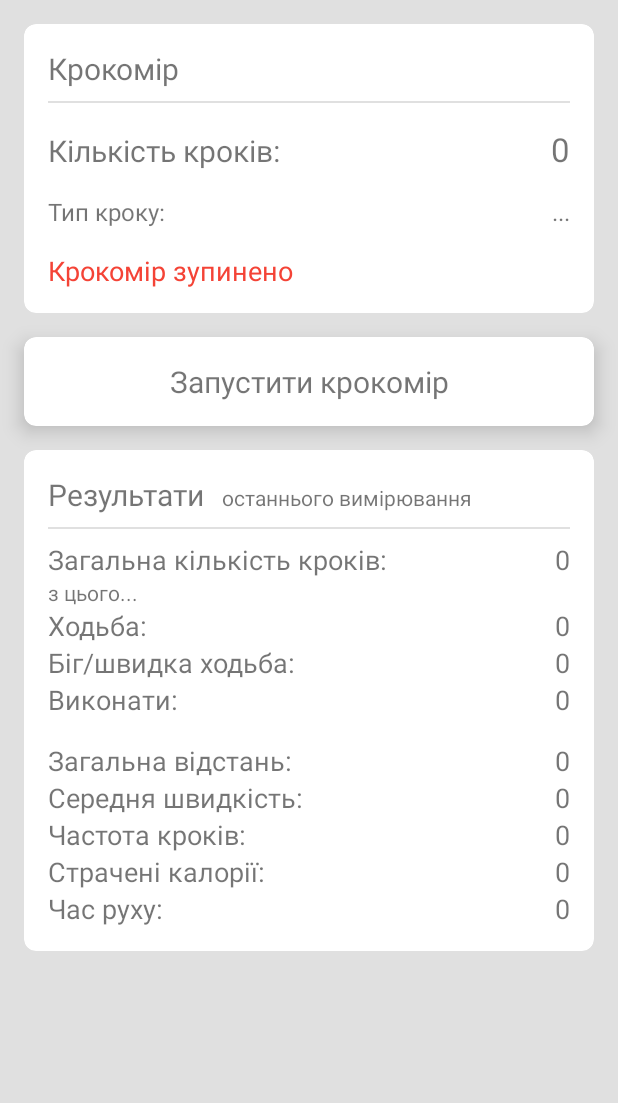
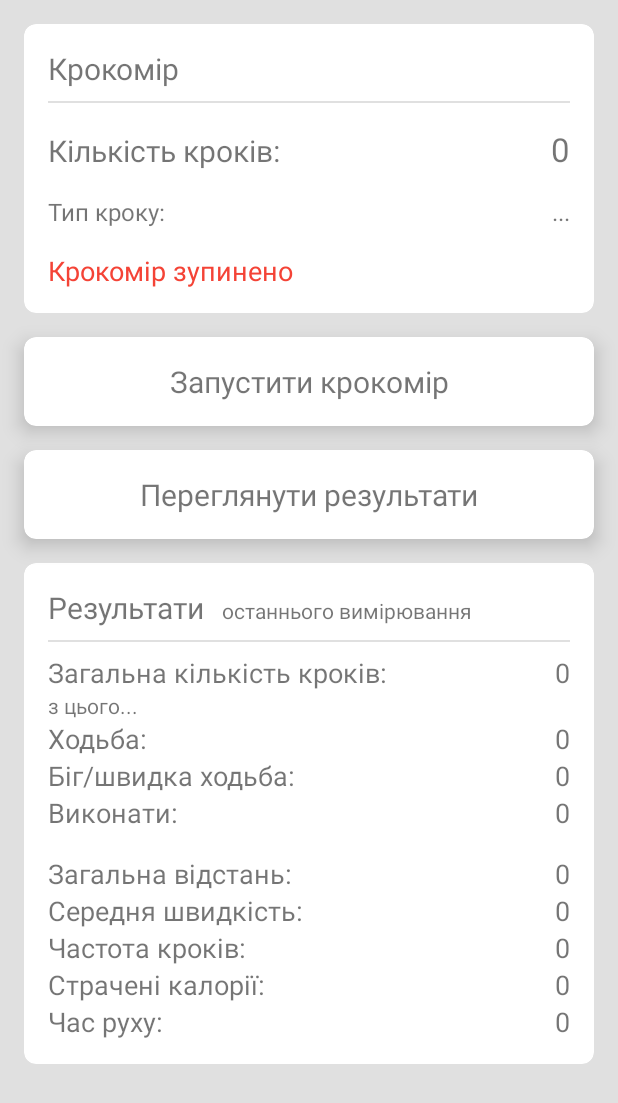
Before and after one commit to Meadowsdxd/IMT-Calculator-, an Android app: the layout stepsfragmentcount.xml on its own in the app's theme, with its tools: preview values and no code run, on a phone screen of 412 x 824 dp. Shown: the top 1103 px of the screen. Run offline under Robolectric (Android 15) with nearby library versions, the phone set to English and light mode, and no system bars.

Commit message:
Add new button for new page

```diff
--- a/app/src/main/res/layout/stepsfragmentcount.xml
+++ b/app/src/main/res/layout/stepsfragmentcount.xml
@@ -126,7 +126,29 @@
                     android:layout_width="match_parent"
                     android:layout_height="wrap_content"/>
             </androidx.cardview.widget.CardView>
+            <androidx.cardview.widget.CardView
+                android:id="@+id/transfer_to_next_page"
+                android:layout_marginTop="8dp"
+                android:layout_marginBottom="8dp"
+                android:layout_marginStart="16dp"
+                android:layout_marginEnd="16dp"
+                app:cardElevation="8dp"
+                app:cardCornerRadius="8dp"
+                android:clickable="true"
+                android:focusable="true"
+                android:foreground="?android:attr/selectableItemBackground"
+                android:layout_width="match_parent"
+                android:layout_height="wrap_content">
 
+                <TextView
+                    android:id="@+id/transfer_to_next_page_text"
+                    android:layout_width="match_parent"
+                    android:layout_height="wrap_content"
+                    android:layout_margin="16dp"
+                    android:text="@string/transfer_to_next_page_text"
+                    android:textAlignment="center"
+                    android:textSize="20sp" />
+            </androidx.cardview.widget.CardView>
 
             <androidx.cardview.widget.CardView
                 android:layout_marginTop="8dp"
--- a/app/src/main/res/values/strings.xml
+++ b/app/src/main/res/values/strings.xml
@@ -47,7 +47,7 @@
 
     <string name="acitvate_pedometer">Запустити крокомір</string>
     <string name="disable_pedometer">Зупинити крокомір</string>
-
+    <string name="transfer_to_next_page_text">Переглянути результати</string>
     <string name="results">Результати</string>
     <string name="of_the_last_measurement">останнього вимірювання</string>
     <string name="total_steps">Загальна кількість кроків:</string>
```
Also changed, not shown: 3 other files.
